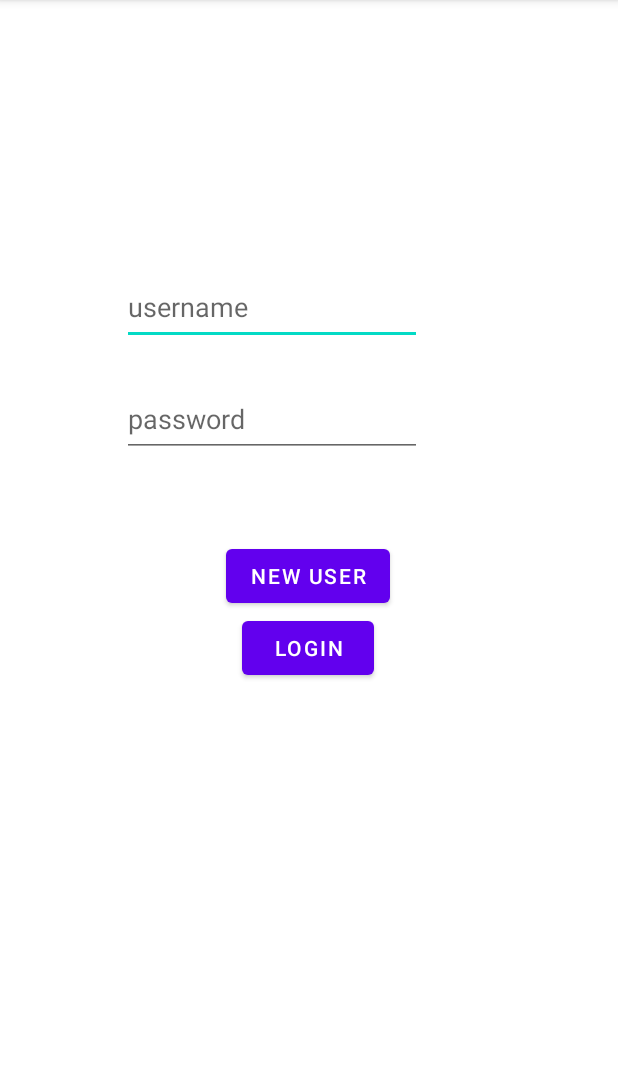
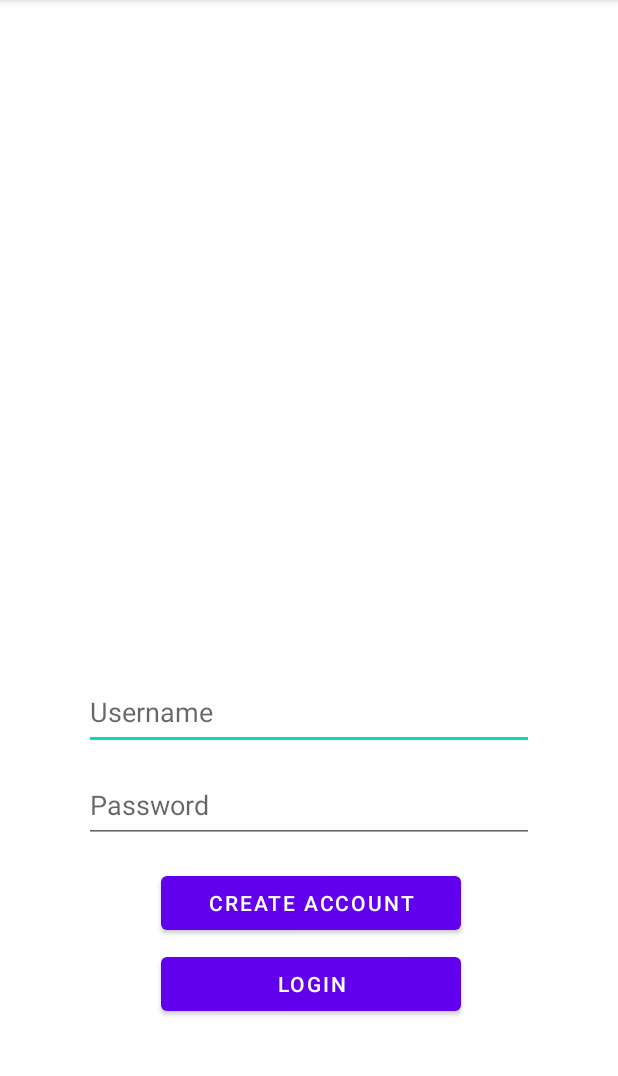
Before and after one commit to YytRecg/TravelPlannerApp, an Android app: the screen it shows after launch (LoginActivity), on a phone screen of 412 x 824 dp, the part 84-1160 px from its top. Run offline under Robolectric (Android 15) with nearby library versions, the phone set to English and light mode, and no system bars.

Commit message:
fix login layout and added strings.xml

```diff
--- a/app/src/main/res/layout/activity_main.xml
+++ b/app/src/main/res/layout/activity_main.xml
@@ -8,56 +8,56 @@
 
     <EditText
         android:id="@+id/username_text"
-        android:layout_width="200dp"
+        android:layout_width="300dp"
         android:layout_height="50dp"
-        android:layout_marginTop="180dp"
+        android:layout_marginTop="450dp"
         android:autofillHints="username"
-        android:hint="username"
+        android:hint="@string/input_username"
         android:inputType="text"
         android:minHeight="48dp"
         android:singleLine="true"
         app:layout_constraintEnd_toEndOf="parent"
-        app:layout_constraintHorizontal_bias="0.383"
+        app:layout_constraintHorizontal_bias=".5"
         app:layout_constraintStart_toStartOf="parent"
         app:layout_constraintTop_toTopOf="parent" />
 
     <EditText
         android:id="@+id/password_text"
-        android:layout_width="200dp"
+        android:layout_width="300dp"
         android:layout_height="50dp"
-        android:layout_marginTop="24dp"
+        android:layout_marginTop="12dp"
         android:autofillHints="password"
-        android:hint="password"
+        android:hint="@string/input_password"
         android:inputType="textPassword"
         android:minHeight="48dp"
         android:singleLine="true"
-        app:layout_constraintBottom_toBottomOf="parent"
-        app:layout_constraintEnd_toEndOf="parent"
-        app:layout_constraintHorizontal_bias="0.383"
-        app:layout_constraintStart_toStartOf="parent"
-        app:layout_constraintTop_toBottomOf="@+id/username_text"
-        app:layout_constraintVertical_bias="0.002" />
+        app:layout_constraintEnd_toEndOf="@+id/username_text"
+        app:layout_constraintHorizontal_bias="0.0"
+        app:layout_constraintStart_toStartOf="@+id/username_text"
+        app:layout_constraintTop_toBottomOf="@+id/username_text" />
+
+    <Button
+        android:id="@+id/new_user_button"
+        android:layout_width="200dp"
+        android:layout_height="wrap_content"
+        android:layout_marginTop="16dp"
+        android:text="@string/button_createUser"
+        app:layout_constraintEnd_toEndOf="@+id/password_text"
+        app:layout_constraintHorizontal_bias="0.51"
+        app:layout_constraintStart_toStartOf="@+id/password_text"
+        app:layout_constraintTop_toBottomOf="@+id/password_text" />
 
     <Button
         android:id="@+id/login_button"
-        android:layout_width="wrap_content"
+        android:layout_width="200dp"
         android:layout_height="wrap_content"
         android:onClick="launchTest"
-        android:text="Login"
-        app:layout_constraintEnd_toEndOf="parent"
-        app:layout_constraintHorizontal_bias="0.498"
-        app:layout_constraintStart_toStartOf="parent"
-        app:layout_constraintTop_toBottomOf="@+id/new_user_button" />
-
-    <Button
-        android:id="@+id/new_user_button"
-        android:layout_width="wrap_content"
-        android:layout_height="wrap_content"
-        android:text="New User"
+        android:text="@string/button_loginUser"
         app:layout_constraintBottom_toBottomOf="parent"
-        app:layout_constraintEnd_toEndOf="parent"
-        app:layout_constraintHorizontal_bias="0.498"
-        app:layout_constraintStart_toStartOf="parent"
-        app:layout_constraintTop_toTopOf="parent" />
+        app:layout_constraintEnd_toEndOf="@+id/new_user_button"
+        app:layout_constraintHorizontal_bias="0.0"
+        app:layout_constraintStart_toStartOf="@+id/new_user_button"
+        app:layout_constraintTop_toBottomOf="@+id/new_user_button"
+        app:layout_constraintVertical_bias="0.063" />
 
 </androidx.constraintlayout.widget.ConstraintLayout>
--- a/app/src/main/res/values/strings.xml
+++ b/app/src/main/res/values/strings.xml
@@ -4,6 +4,10 @@
     <string name="title_home">Home</string>
     <string name="title_dashboard">Dashboard</string>
     <string name="title_notifications">Notifications</string>
-    <!-- TODO: Remove or change this placeholder text -->
     <string name="hello_blank_fragment">Hello blank fragment</string>
+
+    <string name="input_username">Username</string>
+    <string name="input_password">Password</string>
+    <string name="button_loginUser">Login</string>
+    <string name="button_createUser">Create Account</string>
 </resources>
```
